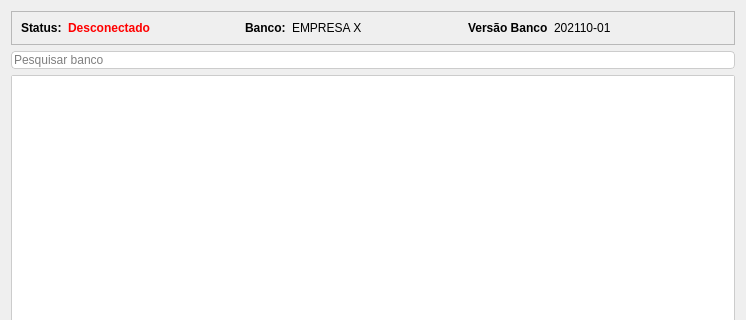
Above: views/ui/ManageDatabaseScreen.ui from pierrecampos/pyDatabaseAdministrator before the change; both pictures show x 0 to 746 and y 0 to 320 of the 746 by 604 pixel window. Below: the same form after it.
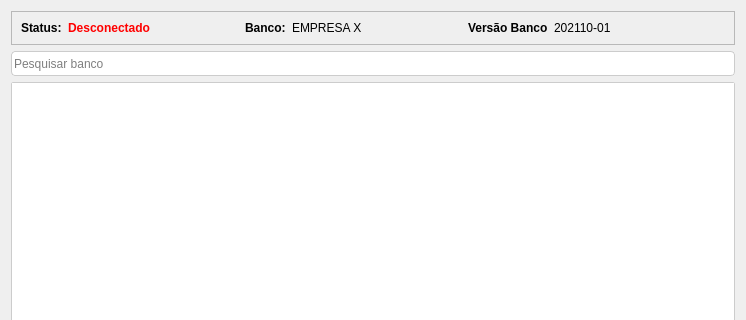
That is the form after the change.

Commit message:
Adicionado ManageDatabaseScreen e outras mudanças
Modificado arquivos para determinadas pastas e criado ManageDatabaseScreen

```diff
--- a/views/ui/ManageDatabaseScreen.ui
+++ b/views/ui/ManageDatabaseScreen.ui
@@ -145,6 +145,12 @@
    </item>
    <item row="1" column="0">
     <widget class="QLineEdit" name="txtFilterDatabase">
+     <property name="minimumSize">
+      <size>
+       <width>0</width>
+       <height>25</height>
+      </size>
+     </property>
      <property name="styleSheet">
       <string notr="true">border: 0.5px  solid #CCCCCC;
 border-radius: 4px;
@@ -169,7 +175,7 @@
         <x>0</x>
         <y>0</y>
         <width>722</width>
-        <height>469</height>
+        <height>466</height>
        </rect>
       </property>
       <property name="styleSheet">
```
The commit also changes 12 other files.
